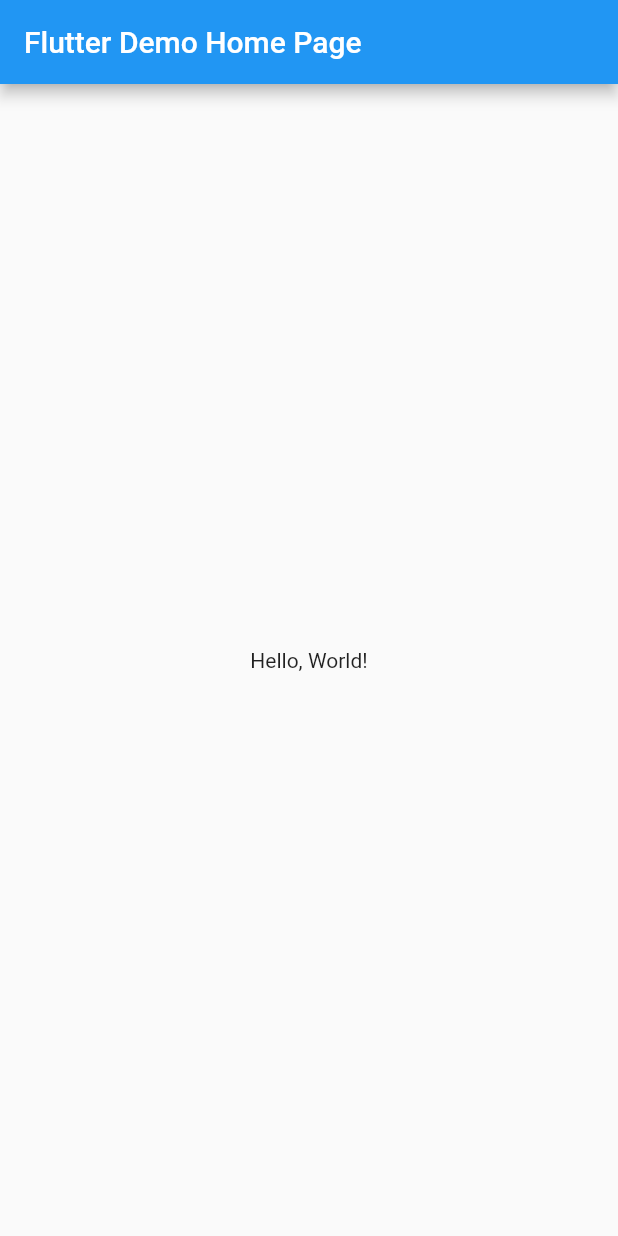
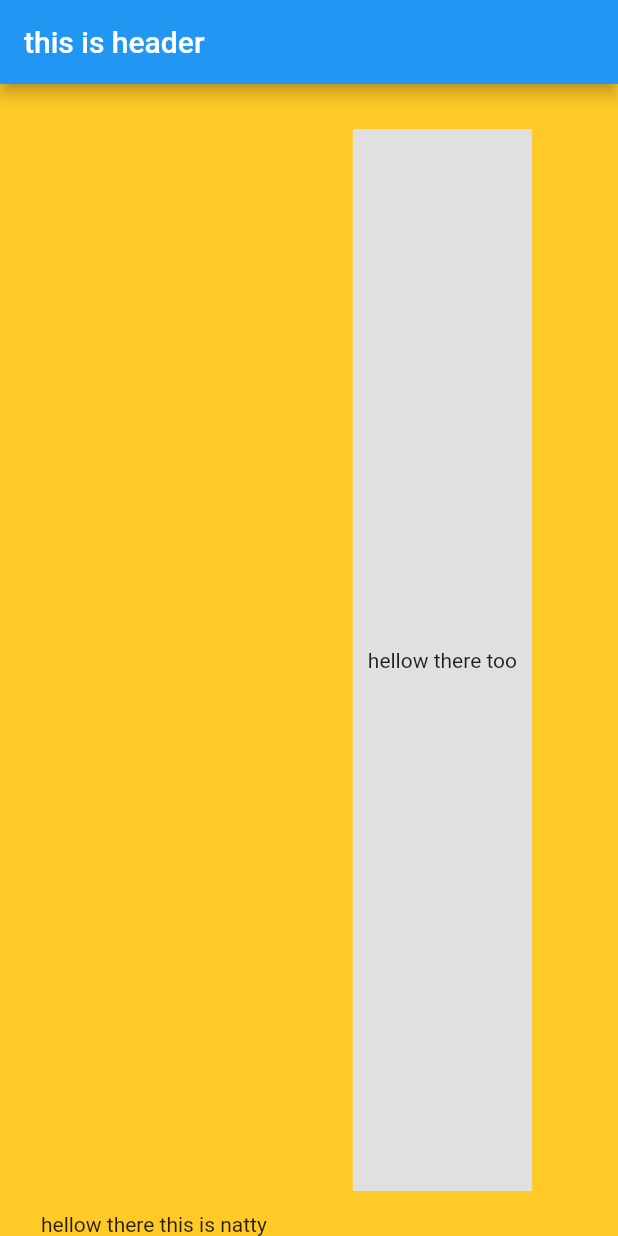
Before and after one commit to C5rogers/mobile_app, a Flutter app: the screen it shows after launch, on a phone screen of 412 x 824 dp. Run offline on Flutter 3.47's test engine with Material 2 defaults, Android fonts, the phone set to English and light mode, and no system bars; missing offline and left inert: dart:html.

Commit message:
this is initial commit for flutter app

```diff
--- a/lib/main.dart
+++ b/lib/main.dart
@@ -1,3 +1,5 @@
+import 'dart:html';
+
 import 'package:flutter/material.dart';
 
 void main() => runApp(MyApp());
@@ -8,10 +10,8 @@ class MyApp extends StatelessWidget {
   @override
   Widget build(BuildContext context) {
     return MaterialApp(
-      // Application name
       title: 'Flutter Hello World',
-      // Application theme data, you can set the colors for the application as
-      // you want
+
       theme: ThemeData(
         primarySwatch: Colors.blue,
       ),
@@ -29,14 +29,29 @@ class MyHomePage extends StatelessWidget {
   Widget build(BuildContext context) {
     return Scaffold(
       appBar: AppBar(
-        // The title text which will be shown on the action bar
-        title: Text(title),
+        title: Text('this is header'),
       ),
       body: Center(
-        child: Text(
-          'Hello, World!',
+        child: Container(
+          color: Colors.amber[400],
+          child: Row(
+              mainAxisAlignment: MainAxisAlignment.spaceEvenly,
+              crossAxisAlignment: CrossAxisAlignment.end,
+              children: [
+                Text(
+                  'hellow there this is natty',
+                  selectionColor: Colors.greenAccent[300],
+                ),
+                Container(
+                  color: Colors.grey[300],
+                  child: Center(child: Text('hellow there too')),
+                  padding: EdgeInsets.all(10),
+                  margin: EdgeInsets.all(30),
+                ),
+              ]),
         ),
       ),
     );
+    ;
   }
 }
```
